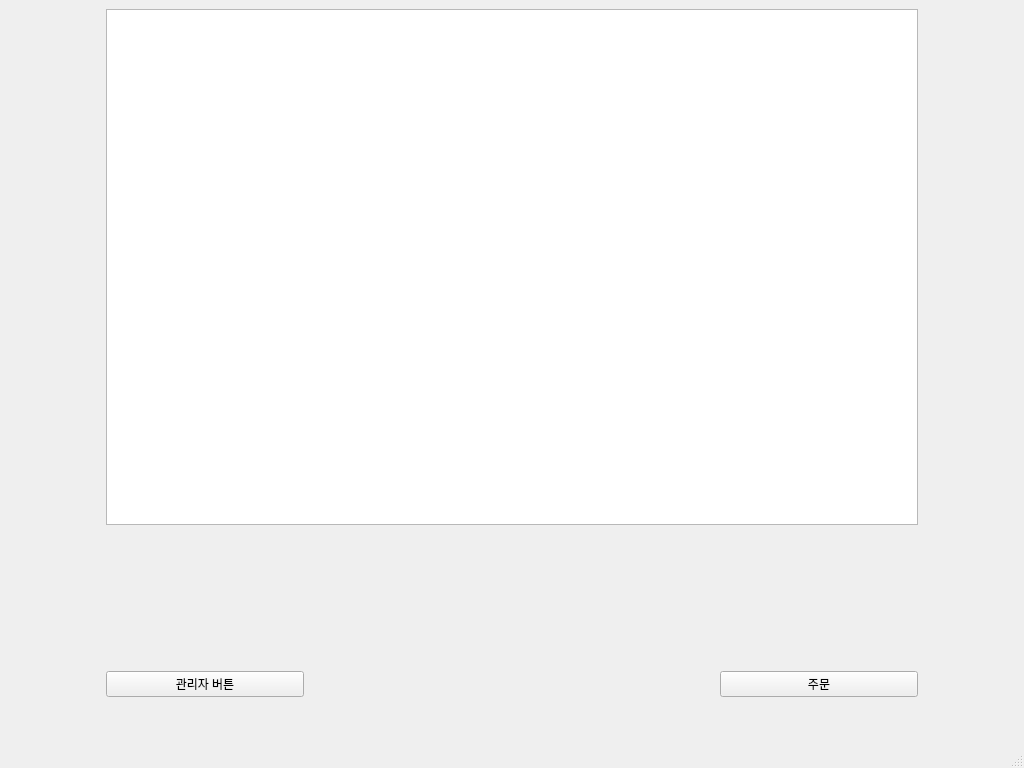
The window that ui/main.ui (pJunghan/RobotArm) describes before a commit, drawn with Qt 5.
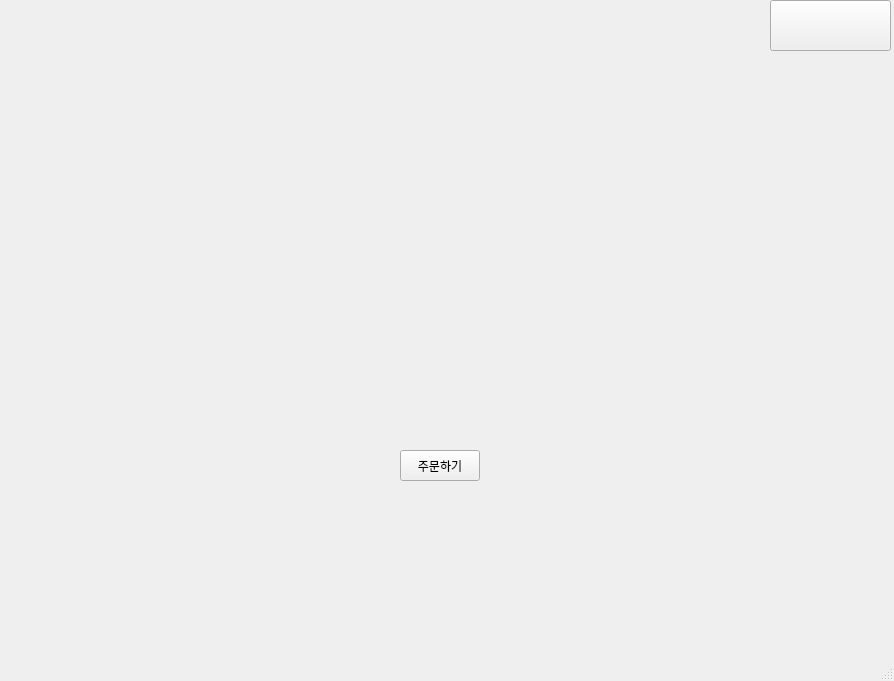
The same window after the commit.

What changed in the file:
```diff
--- a/ui/main.ui
+++ b/ui/main.ui
@@ -6,227 +6,68 @@
    <rect>
     <x>0</x>
     <y>0</y>
-    <width>1024</width>
-    <height>768</height>
+    <width>894</width>
+    <height>681</height>
    </rect>
   </property>
-  <property name="sizePolicy">
-   <sizepolicy hsizetype="Preferred" vsizetype="Preferred">
-    <horstretch>4</horstretch>
-    <verstretch>4</verstretch>
-   </sizepolicy>
-  </property>
   <property name="windowTitle">
    <string>MainWindow</string>
   </property>
   <widget class="QWidget" name="centralwidget">
-   <layout class="QGridLayout" name="gridLayout_2">
-    <item row="1" column="3">
-     <spacer name="horizontalSpacer_10">
-      <property name="orientation">
-       <enum>Qt::Horizontal</enum>
-      </property>
-      <property name="sizeHint" stdset="0">
-       <size>
-        <width>40</width>
-        <height>20</height>
-       </size>
-      </property>
-     </spacer>
-    </item>
-    <item row="2" column="3">
-     <spacer name="horizontalSpacer_9">
-      <property name="orientation">
-       <enum>Qt::Horizontal</enum>
-      </property>
-      <property name="sizeHint" stdset="0">
-       <size>
-        <width>40</width>
-        <height>20</height>
-       </size>
-      </property>
-     </spacer>
-    </item>
-    <item row="8" column="2">
-     <spacer name="horizontalSpacer_7">
-      <property name="orientation">
-       <enum>Qt::Horizontal</enum>
-      </property>
-      <property name="sizeHint" stdset="0">
-       <size>
-        <width>40</width>
-        <height>20</height>
-       </size>
-      </property>
-     </spacer>
-    </item>
-    <item row="10" column="3">
-     <spacer name="horizontalSpacer_13">
-      <property name="orientation">
-       <enum>Qt::Horizontal</enum>
-      </property>
-      <property name="sizeHint" stdset="0">
-       <size>
-        <width>40</width>
-        <height>20</height>
-       </size>
-      </property>
-     </spacer>
-    </item>
-    <item row="5" column="3">
-     <spacer name="horizontalSpacer_4">
-      <property name="orientation">
-       <enum>Qt::Horizontal</enum>
-      </property>
-      <property name="sizeHint" stdset="0">
-       <size>
-        <width>40</width>
-        <height>20</height>
-       </size>
-      </property>
-     </spacer>
-    </item>
-    <item row="8" column="4">
-     <spacer name="horizontalSpacer_8">
-      <property name="orientation">
-       <enum>Qt::Horizontal</enum>
-      </property>
-      <property name="sizeHint" stdset="0">
-       <size>
-        <width>40</width>
-        <height>20</height>
-       </size>
-      </property>
-     </spacer>
-    </item>
-    <item row="6" column="3">
-     <spacer name="horizontalSpacer_3">
-      <property name="orientation">
-       <enum>Qt::Horizontal</enum>
-      </property>
-      <property name="sizeHint" stdset="0">
-       <size>
-        <width>198</width>
-        <height>20</height>
-       </size>
-      </property>
-     </spacer>
-    </item>
-    <item row="8" column="1">
-     <spacer name="horizontalSpacer">
-      <property name="orientation">
-       <enum>Qt::Horizontal</enum>
-      </property>
-      <property name="sizeHint" stdset="0">
-       <size>
-        <width>198</width>
-        <height>20</height>
-       </size>
-      </property>
-     </spacer>
-    </item>
-    <item row="0" column="1" colspan="5">
-     <widget class="QGraphicsView" name="graphicsView"/>
-    </item>
-    <item row="8" column="0">
-     <spacer name="horizontalSpacer_11">
-      <property name="orientation">
-       <enum>Qt::Horizontal</enum>
-      </property>
-      <property name="sizeHint" stdset="0">
-       <size>
-        <width>40</width>
-        <height>20</height>
-       </size>
-      </property>
-     </spacer>
-    </item>
-    <item row="3" column="3">
-     <spacer name="horizontalSpacer_6">
-      <property name="orientation">
-       <enum>Qt::Horizontal</enum>
-      </property>
-      <property name="sizeHint" stdset="0">
-       <size>
-        <width>40</width>
-        <height>20</height>
-       </size>
-      </property>
-     </spacer>
-    </item>
-    <item row="11" column="3">
-     <spacer name="horizontalSpacer_12">
-      <property name="orientation">
-       <enum>Qt::Horizontal</enum>
-      </property>
-      <property name="sizeHint" stdset="0">
-       <size>
-        <width>40</width>
-        <height>20</height>
-       </size>
-      </property>
-     </spacer>
-    </item>
-    <item row="8" column="5">
-     <spacer name="horizontalSpacer_2">
-      <property name="orientation">
-       <enum>Qt::Horizontal</enum>
-      </property>
-      <property name="sizeHint" stdset="0">
-       <size>
-        <width>198</width>
-        <height>20</height>
-       </size>
-      </property>
-     </spacer>
-    </item>
-    <item row="8" column="6">
-     <spacer name="horizontalSpacer_14">
-      <property name="orientation">
-       <enum>Qt::Horizontal</enum>
-      </property>
-      <property name="sizeHint" stdset="0">
-       <size>
-        <width>40</width>
-        <height>20</height>
-       </size>
-      </property>
-     </spacer>
-    </item>
-    <item row="4" column="3">
-     <spacer name="horizontalSpacer_5">
-      <property name="orientation">
-       <enum>Qt::Horizontal</enum>
-      </property>
-      <property name="sizeHint" stdset="0">
-       <size>
-        <width>40</width>
-        <height>20</height>
-       </size>
-      </property>
-     </spacer>
-    </item>
-    <item row="9" column="5">
-     <widget class="QPushButton" name="orderButton">
-      <property name="text">
-       <string>주문</string>
-      </property>
-      <property name="iconSize">
-       <size>
-        <width>50</width>
-        <height>50</height>
-       </size>
-      </property>
-     </widget>
-    </item>
-    <item row="9" column="1">
-     <widget class="QPushButton" name="autoButton">
-      <property name="text">
-       <string>관리자 버튼</string>
-      </property>
-     </widget>
-    </item>
-   </layout>
+   <widget class="QPushButton" name="orderButton">
+    <property name="geometry">
+     <rect>
+      <x>400</x>
+      <y>450</y>
+      <width>80</width>
+      <height>31</height>
+     </rect>
+    </property>
+    <property name="text">
+     <string>주문하기</string>
+    </property>
+    <property name="iconSize">
+     <size>
+      <width>50</width>
+      <height>50</height>
+     </size>
+    </property>
+   </widget>
+   <widget class="QPushButton" name="autoButton">
+    <property name="geometry">
+     <rect>
+      <x>770</x>
+      <y>0</y>
+      <width>121</width>
+      <height>51</height>
+     </rect>
+    </property>
+    <property name="autoFillBackground">
+     <bool>true</bool>
+    </property>
+    <property name="text">
+     <string/>
+    </property>
+   </widget>
+   <widget class="QLabel" name="label">
+    <property name="enabled">
+     <bool>true</bool>
+    </property>
+    <property name="geometry">
+     <rect>
+      <x>0</x>
+      <y>0</y>
+      <width>891</width>
+      <height>661</height>
+     </rect>
+    </property>
+    <property name="text">
+     <string/>
+    </property>
+   </widget>
+   <zorder>label</zorder>
+   <zorder>orderButton</zorder>
+   <zorder>autoButton</zorder>
   </widget>
   <widget class="QMenuBar" name="menubar">
    <property name="geometry">
```
Left out of the diff: 2 changed lines with no effect on the pictures.
